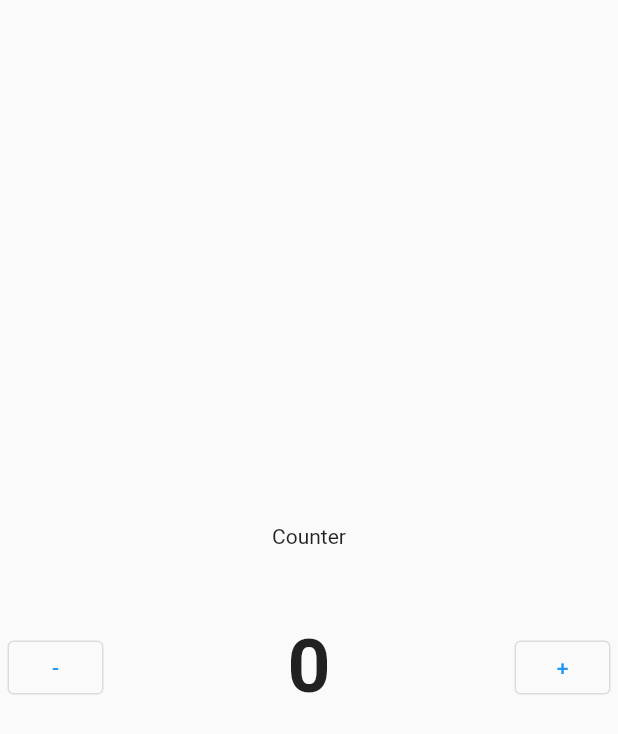
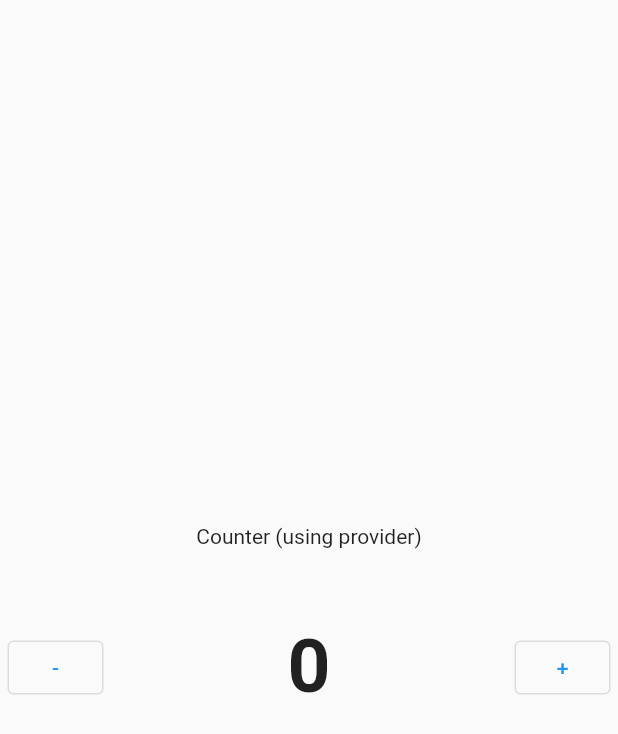
Before and after one commit to desdrianton/flutter_playground, a Flutter app: the screen it shows after launch, on a phone screen of 412 x 824 dp. Shown: the top 734 px of the screen. Run offline on Flutter 3.47's test engine with Material 2 defaults, Android fonts, the phone set to English and light mode, and no system bars.

Commit message:
State: provider

```diff
--- a/learn/state_provider/lib/_01_basic_provider/app.dart
+++ b/learn/state_provider/lib/_01_basic_provider/app.dart
@@ -28,7 +28,7 @@ class MyPage extends StatelessWidget {
         child: Column(
           mainAxisAlignment: MainAxisAlignment.center,
           children: [
-            const Text('Counter'),
+            const Text('Counter (using provider)'),
             const SizedBox(height: 50,),
             CounterWidget(),
           ],
```
